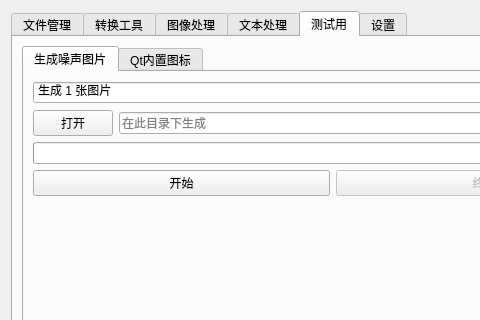
Old version of the form app.ui in the repository XJF2332/JABORT; both pictures show x 0 to 480 and y 0 to 320 of the 666 by 677 pixel window.
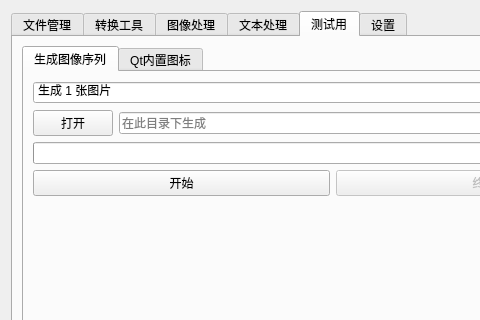
New version of the form. The open tabs and pages were chosen to show the change. Icons and pictures are not drawn.

Commit message:
重构：噪声图片生成模块为图像序列生成
将后端 Worker 导入源从 noise_image_worker 迁移至 image_seq_worker。在 app.py 中将核心处理函数更名为 image_seq_gen_run 并更新了按钮信号绑定。同步更新了 UI 界面文件 app.ui 及其生成的 Python 代码 ui_app.py，将所有前缀为 NoiseImage 的控件对象名、布局及显示文本统一替换为 ImageSeq，以匹配新的功能定义。

Patch:
```diff
--- a/app.ui
+++ b/app.ui
@@ -1119,7 +1119,7 @@
          </property>
          <widget class="QWidget" name="NoiseImgGen">
           <attribute name="title">
-           <string>生成噪声图片</string>
+           <string>生成图像序列</string>
           </attribute>
           <layout class="QVBoxLayout" name="verticalLayout_12">
            <item>
```
Left out of the diff: 20 changed lines with no effect on the pictures. The commit also changes 6 other files.
